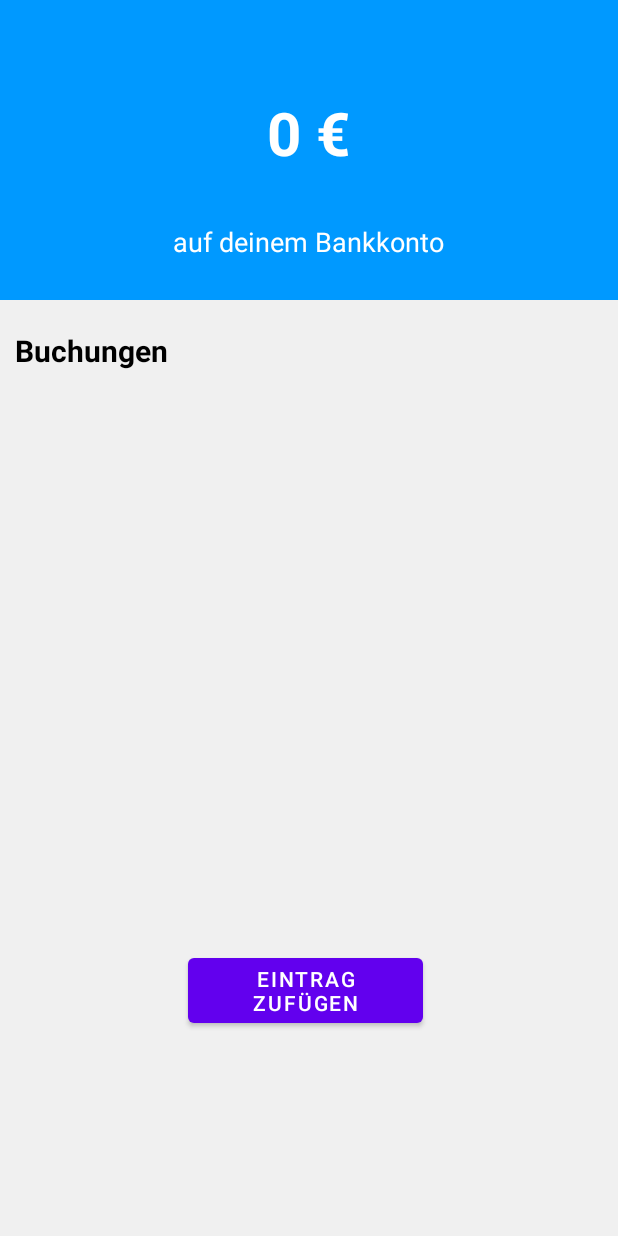
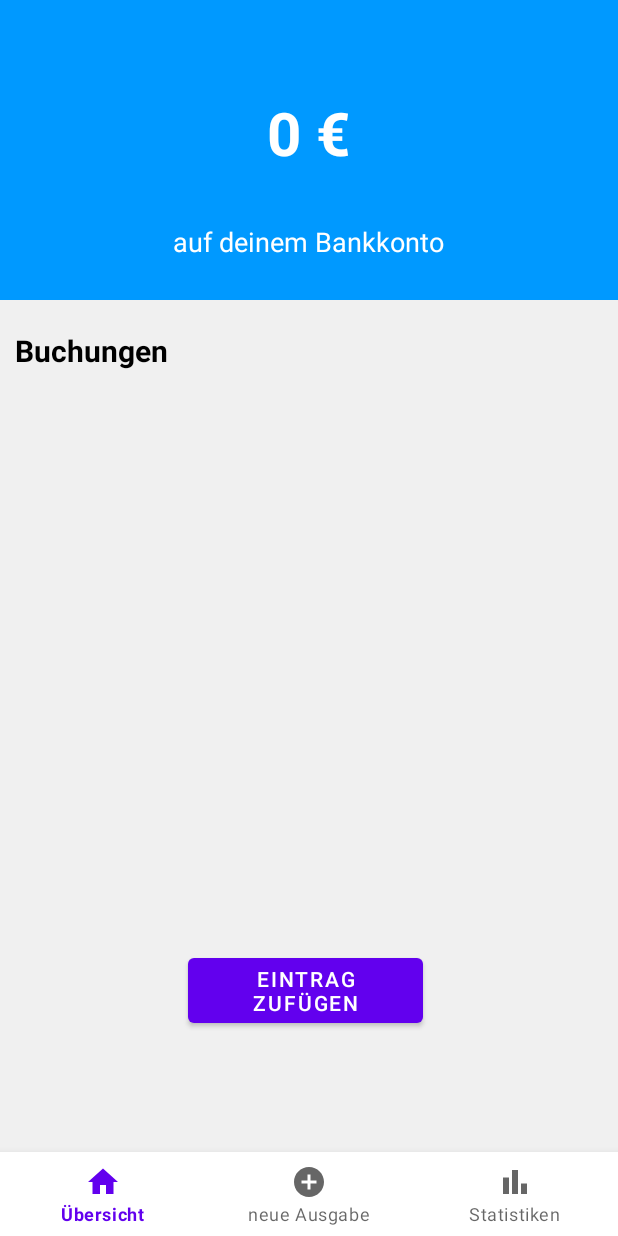
Before and after one commit to laurareimann/Finanztracker, an Android app: the HomeActivity screen opened directly, with no data from a screen before it, on a phone screen of 412 x 824 dp. Run offline under Robolectric (Android 15) with nearby library versions, the phone set to English and light mode, and no system bars.

Commit message:
Menü zugefügt und Activities angelegt

```diff
--- a/app/src/main/java/com/example/testapp/HomeActivity.java
+++ b/app/src/main/java/com/example/testapp/HomeActivity.java
@@ -11,6 +11,8 @@ import android.widget.ArrayAdapter;
 import android.widget.Button;
 import android.widget.ListView;
 
+import com.example.testapp.databinding.ActivityHomeBinding;
+
 import java.util.List;
 
 public class HomeActivity extends AppCompatActivity {
@@ -21,11 +23,31 @@ public class HomeActivity extends AppCompatActivity {
     // Reference to the EntriesDataSource-Object
     private EntriesDataSource dataSource;
     Button btn_addEntry;
+    ActivityHomeBinding binding;
 
     @Override
     protected void onCreate(Bundle savedInstanceState) {
         super.onCreate(savedInstanceState);
         setContentView(R.layout.activity_home);
+
+        /*** Menubar ***/
+        binding = ActivityHomeBinding.inflate(getLayoutInflater());
+        setContentView(binding.getRoot());
+
+        binding.bottomNavigationView.setOnItemSelectedListener(item -> {
+            switch (item.getItemId()) {
+                case R.id.home:
+                    startActivity(new Intent(this, HomeActivity.class));
+                    break;
+                case R.id.addEntry:
+                    startActivity(new Intent(this, EntriesActivity.class));
+                    break;
+                case R.id.statistics:
+                    startActivity(new Intent(this, StatisticsActivity.class));
+                    break;
+            }
+            return true;
+        });
 
 
         /****** Database *******/
@@ -74,7 +96,7 @@ public class HomeActivity extends AppCompatActivity {
         // Pass a predefined standard layout as layout for the entries
         ArrayAdapter<Entries> entriesArrayAdapter = new ArrayAdapter<>(
                 this,
-                android.R.layout.simple_list_item_multiple_choice,
+                android.R.layout.simple_list_item_1,
                 entriesList);
 
         // Put Entries onto Homescreen
--- a/app/src/main/res/layout/activity_home.xml
+++ b/app/src/main/res/layout/activity_home.xml
@@ -75,5 +75,33 @@
         android:layout_marginEnd="130dp"
         android:text="Eintrag zufügen" />
 
+    <!--> Menu Bar <-->
+
+
+    <androidx.constraintlayout.widget.ConstraintLayout
+        android:layout_width="match_parent"
+        android:layout_height="match_parent">
+
+        <com.google.android.material.bottomnavigation.BottomNavigationView
+            android:id="@+id/bottomNavigationView"
+            android:layout_width="match_parent"
+            android:layout_height="wrap_content"
+            app:layout_constraintBottom_toBottomOf="parent"
+            app:layout_constraintEnd_toEndOf="parent"
+            app:layout_constraintStart_toStartOf="parent"
+            app:menu="@menu/bottom_menu">
+
+        </com.google.android.material.bottomnavigation.BottomNavigationView>
+
+        <FrameLayout
+            android:id="@+id/frameLayout"
+            android:layout_width="0dp"
+            android:layout_height="0dp"
+            app:layout_constraintBottom_toTopOf="@+id/bottomNavigationView"
+            app:layout_constraintEnd_toEndOf="parent"
+            app:layout_constraintStart_toStartOf="parent"
+            app:layout_constraintTop_toTopOf="parent" />
+    </androidx.constraintlayout.widget.ConstraintLayout>
+
 
 </RelativeLayout>
--- a/app/src/main/res/menu/bottom_menu.xml
+++ b/app/src/main/res/menu/bottom_menu.xml
@@ -6,10 +6,12 @@
         android:icon="@drawable/icon_menu_home"
         android:title="Übersicht" />
     <item
+        android:id="@+id/addEntry"
         android:icon="@drawable/icon_menu_plusbutton"
         android:title="neue Ausgabe" />
     <!-->android:id="@+id/tbd"/> TODO: @Julia Activity muss noch erstellt werden<-->
     <item
+        android:id="@+id/statistics"
         android:icon="@drawable/icon_menu_statistics"
         android:title="Statistiken" />
     <!--> android:id="@+id/statistics"/> TODO: @Laura Activity muss noch erstellt werden<-->
```
Also changed, not shown: app/src/main/AndroidManifest.xml (+7 -0 lines), app/src/main/java/com/example/testapp/StatisticsActivity.java (added, +14 -0 lines), app/src/main/res/layout/activity_statistics.xml (added, +18 -0 lines).
